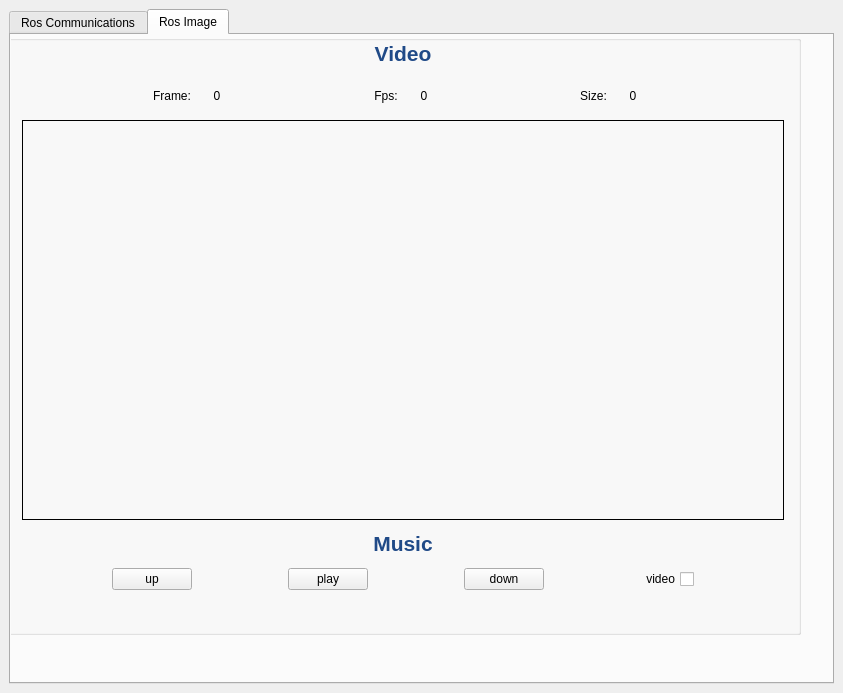
Above: src/ros_ui/ui/main_window.ui from Soulauh/catkin_ws before the change. Below: the same form after it.
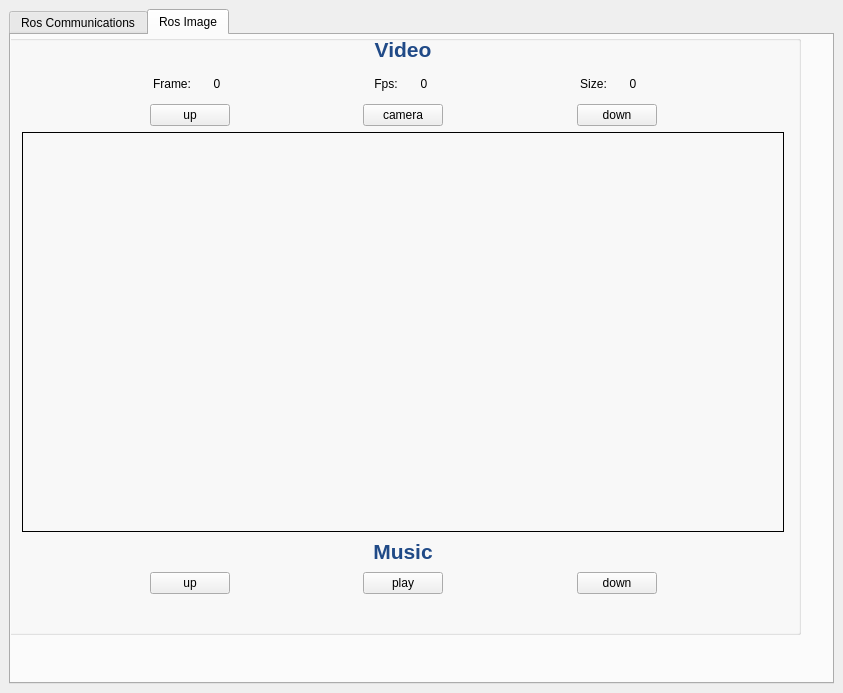
That is the form after the change. Icons and pictures are not drawn.

```diff
--- a/src/ros_ui/ui/main_window.ui
+++ b/src/ros_ui/ui/main_window.ui
@@ -237,7 +237,7 @@
            <x>21</x>
            <y>1</y>
            <width>762</width>
-           <height>554</height>
+           <height>558</height>
           </rect>
          </property>
          <layout class="QVBoxLayout" name="verticalLayout_2">
@@ -397,6 +397,83 @@
             </item>
            </layout>
           </item>
+          <item>
+           <layout class="QHBoxLayout" name="horizontalLayout_6">
+            <item>
+             <spacer name="horizontalSpacer_13">
+              <property name="orientation">
+               <enum>Qt::Horizontal</enum>
+              </property>
+              <property name="sizeHint" stdset="0">
+               <size>
+                <width>40</width>
+                <height>20</height>
+               </size>
+              </property>
+             </spacer>
+            </item>
+            <item>
+             <widget class="QPushButton" name="btn_up_video">
+              <property name="text">
+               <string>up</string>
+              </property>
+             </widget>
+            </item>
+            <item>
+             <spacer name="horizontalSpacer_14">
+              <property name="orientation">
+               <enum>Qt::Horizontal</enum>
+              </property>
+              <property name="sizeHint" stdset="0">
+               <size>
+                <width>40</width>
+                <height>20</height>
+               </size>
+              </property>
+             </spacer>
+            </item>
+            <item>
+             <widget class="QPushButton" name="btn_vc_video">
+              <property name="text">
+               <string>camera</string>
+              </property>
+             </widget>
+            </item>
+            <item>
+             <spacer name="horizontalSpacer_17">
+              <property name="orientation">
+               <enum>Qt::Horizontal</enum>
+              </property>
+              <property name="sizeHint" stdset="0">
+               <size>
+                <width>40</width>
+                <height>20</height>
+               </size>
+              </property>
+             </spacer>
+            </item>
+            <item>
+             <widget class="QPushButton" name="btn_down_video">
+              <property name="text">
+               <string>down</string>
+              </property>
+             </widget>
+            </item>
+            <item>
+             <spacer name="horizontalSpacer_16">
+              <property name="orientation">
+               <enum>Qt::Horizontal</enum>
+              </property>
+              <property name="sizeHint" stdset="0">
+               <size>
+                <width>40</width>
+                <height>20</height>
+               </size>
+              </property>
+             </spacer>
+            </item>
+           </layout>
+          </item>
           <item>
            <widget class="QLabel" name="label_localVideo">
             <property name="minimumSize">
@@ -513,29 +590,6 @@
               </property>
              </spacer>
             </item>
-            <item>
-             <widget class="QCheckBox" name="checkBox_is_video">
-              <property name="layoutDirection">
-               <enum>Qt::RightToLeft</enum>
-              </property>
-              <property name="text">
-               <string>video</string>
-              </property>
-             </widget>
-            </item>
-            <item>
-             <spacer name="horizontalSpacer_4">
-              <property name="orientation">
-               <enum>Qt::Horizontal</enum>
-              </property>
-              <property name="sizeHint" stdset="0">
-               <size>
-                <width>40</width>
-                <height>20</height>
-               </size>
-              </property>
-             </spacer>
-            </item>
            </layout>
           </item>
          </layout>
```
Left out of the diff: 128 changed lines with no effect on the pictures. Lines whose indentation alone changed are shown as unchanged.
